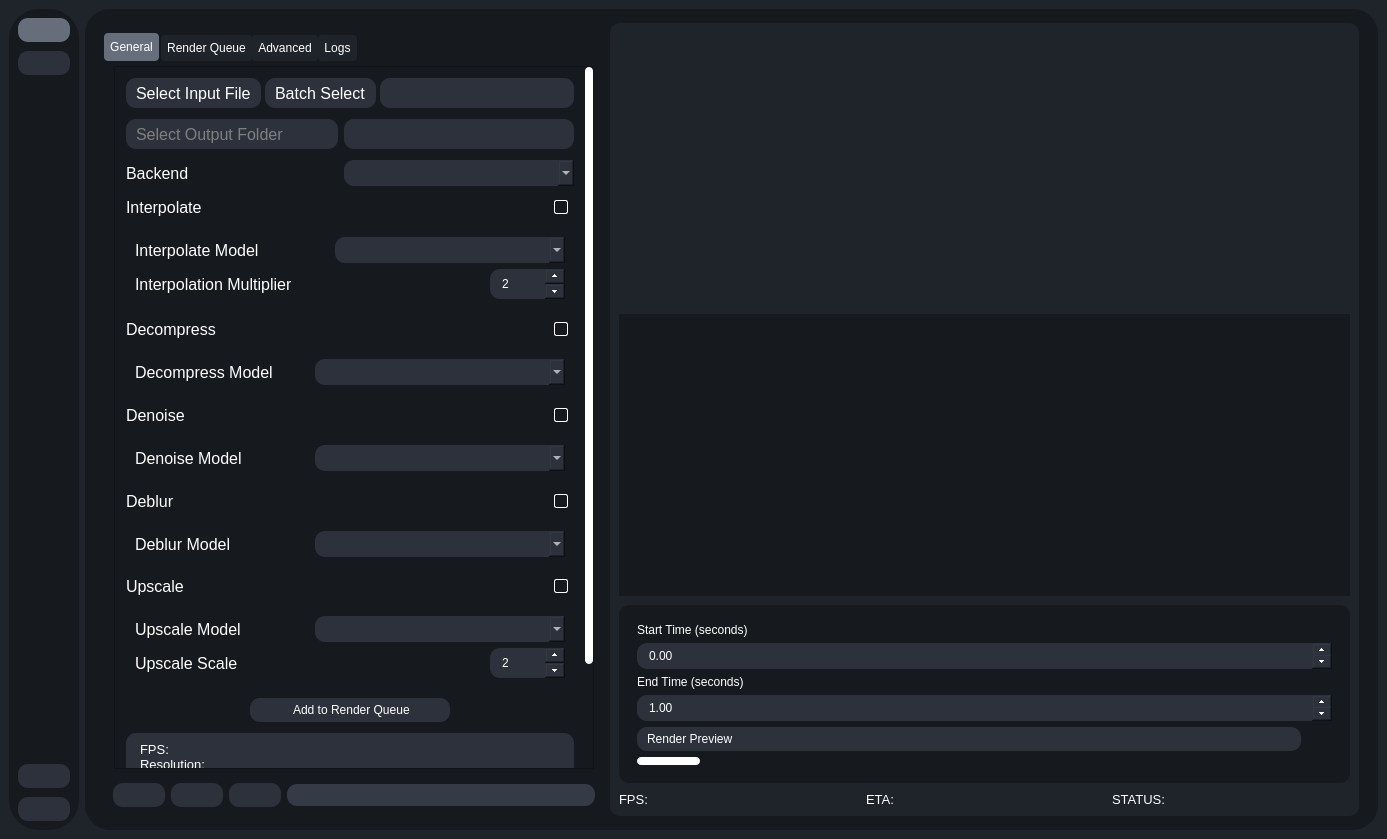
Qt form testRVEInterface.ui (gokulmc/enhance_crop) before a commit.
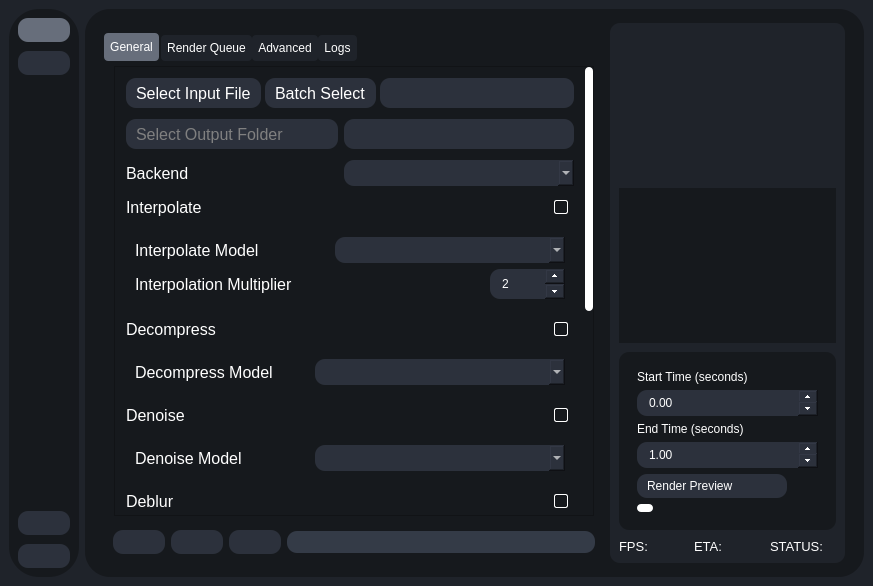
The same form after that commit. Icons and pictures are not drawn.

Patch:
```diff
--- a/testRVEInterface.ui
+++ b/testRVEInterface.ui
@@ -6,8 +6,8 @@
    <rect>
     <x>0</x>
     <y>0</y>
-    <width>1387</width>
-    <height>839</height>
+    <width>0</width>
+    <height>0</height>
    </rect>
   </property>
   <property name="sizePolicy">
```
Left out of the diff: 281 changed lines with no effect on the pictures.
